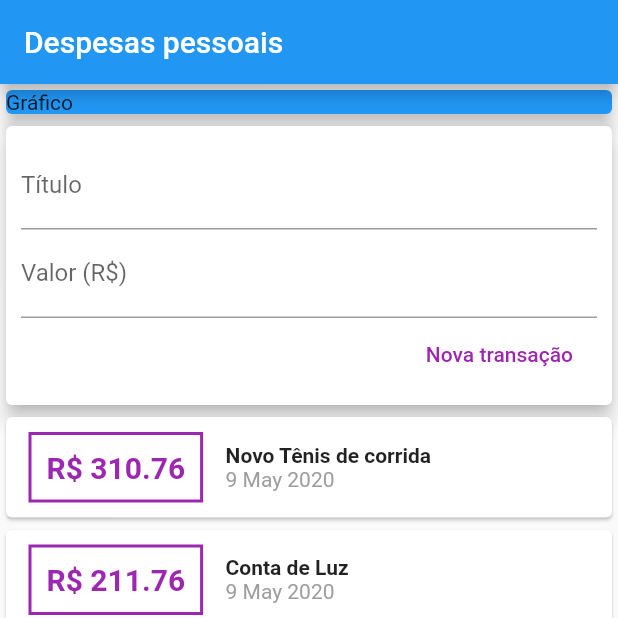
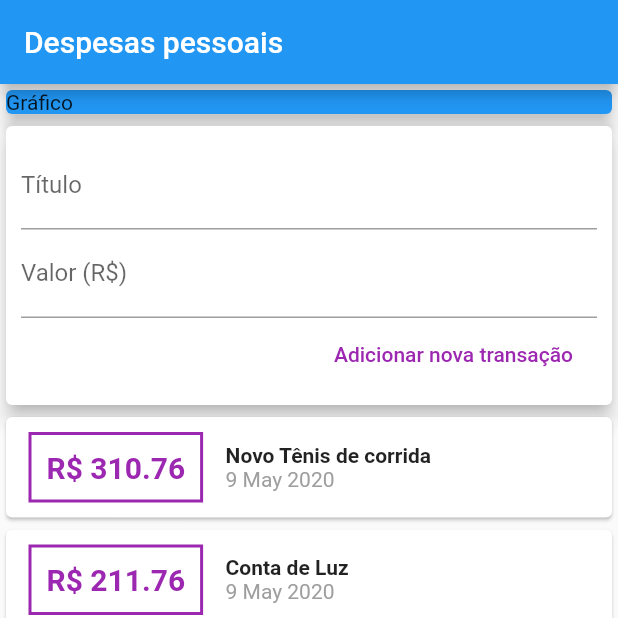
Before and after one commit to angeloconfer/coder_flutter, a Flutter app: the screen it shows after launch, on a phone screen of 412 x 824 dp, the top half of it. Run offline on Flutter 3.47's test engine with Material 2 defaults, Android fonts, the phone set to English and light mode, and no system bars.

Commit message:
ExpensesApp - Despesas pessoais

```diff
--- a/expenses/lib/components/transaction_form.dart
+++ b/expenses/lib/components/transaction_form.dart
@@ -43,7 +43,7 @@ class TransactionForm extends StatelessWidget {
               mainAxisAlignment: MainAxisAlignment.end,
               children: <Widget>[
                 FlatButton(
-                  child: Text('Nova transação'),
+                  child: Text('Adicionar nova transação'),
                   textColor: Colors.purple,
                   onPressed: _submitForm,
                 ),
```
